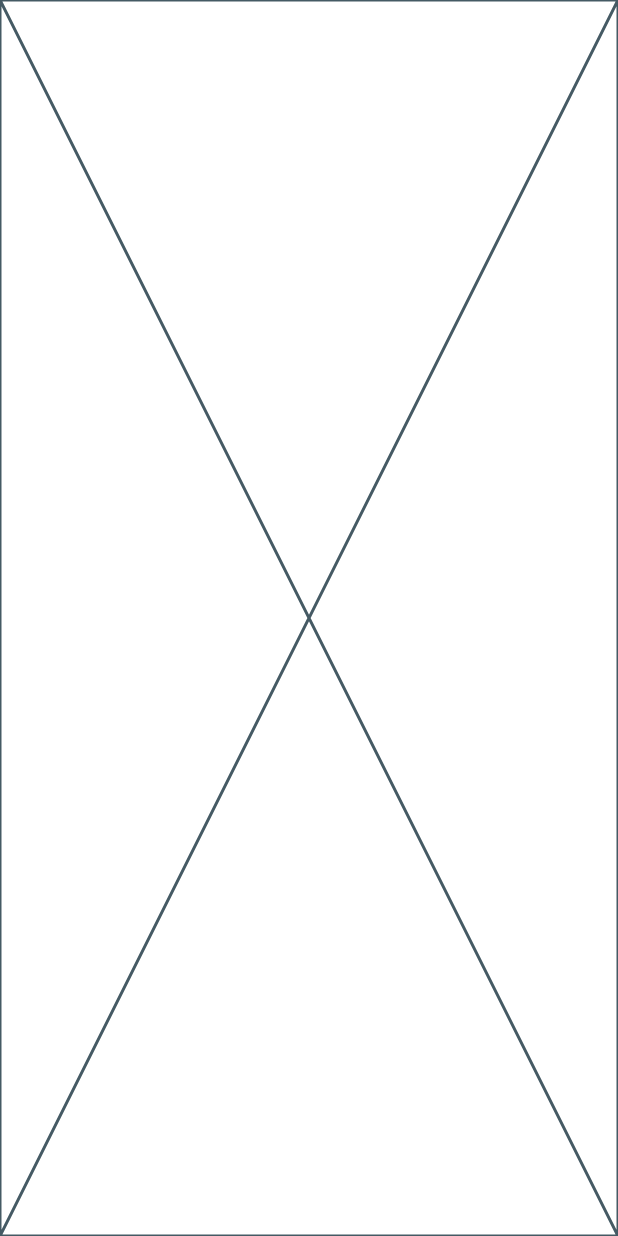
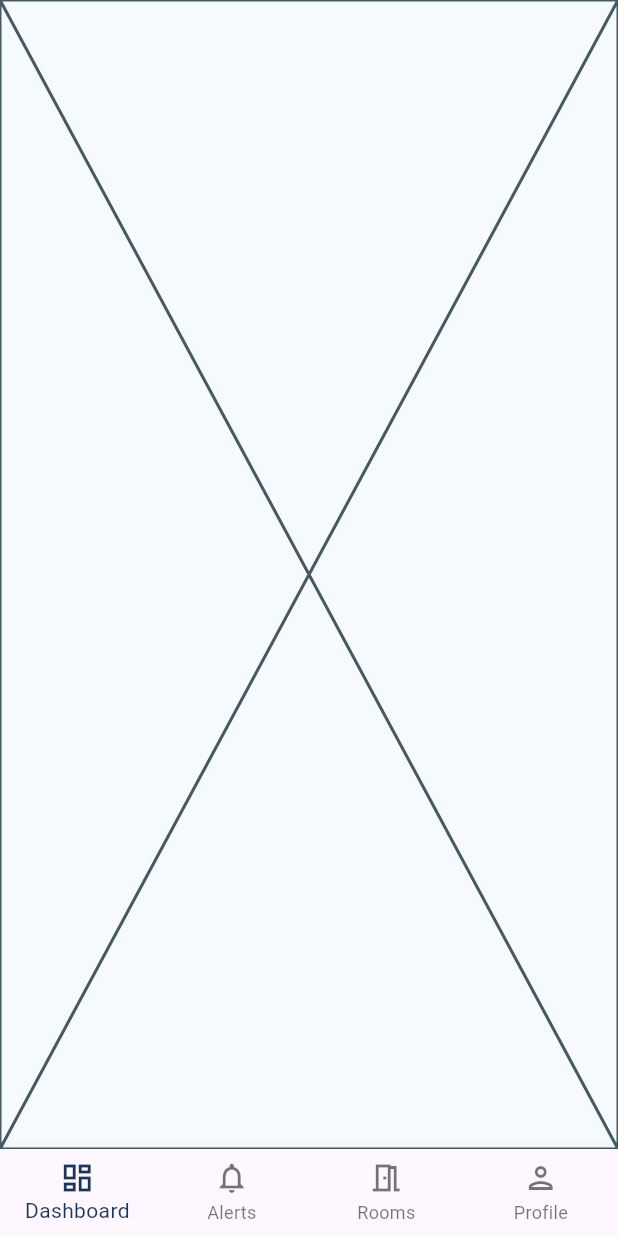
Before and after one commit to omargomah/automated-exam-supervision-system, a Flutter app: the screen it shows after launch, on a phone screen of 412 x 824 dp. Run offline on Flutter 3.47's test engine with Material 3 defaults, Android fonts, the phone set to English and light mode, and no system bars.

Commit message:
feat: add proctor app section

```diff
--- a/src/mobile-app/cheating_tracker/lib/core/routes/app_routes.dart
+++ b/src/mobile-app/cheating_tracker/lib/core/routes/app_routes.dart
@@ -1,9 +1,10 @@
+import 'package:cheating_tracker/feature/proctor/app-section/presentation/screens/proctor_app_section.dart';
 import 'package:flutter/material.dart';
 
 abstract class AppRoutes {
-  static const String initialRoute = 'initial';
+  static const String initialRoute = 'proctor_app_section';
 
   static Map<String, Widget Function(BuildContext)> router() {
-    return {'initial': (context) => Placeholder()};
+    return {'proctor_app_section': (context) => const ProctorAppSection()};
   }
 }
--- a/src/mobile-app/cheating_tracker/lib/core/theme/app_theme.dart
+++ b/src/mobile-app/cheating_tracker/lib/core/theme/app_theme.dart
@@ -3,6 +3,12 @@ import 'package:flutter/material.dart';
 
 abstract class AppTheme {
   static final ThemeData lightTheme = ThemeData.light().copyWith(
+    colorScheme: ColorScheme.fromSeed(
+      seedColor: AppColors.primaryColor,
+      primary: AppColors.primaryColor,
+      surface: AppColors.backgroundColor,
+      error: AppColors.dangerColor,
+    ),
     scaffoldBackgroundColor: AppColors.backgroundColor,
     appBarTheme: AppBarTheme(
       centerTitle: true,
--- /dev/null
+++ b/src/mobile-app/cheating_tracker/lib/feature/proctor/alerts/presentation/screens/proctor_alerts_screen.dart
@@ -0,0 +1,10 @@
+import 'package:flutter/material.dart';
+
+class ProctorAlertsScreen extends StatelessWidget {
+  const new({super.key});
+
+  @override
+  Widget build(BuildContext context) {
+    return const Placeholder();
+  }
+}
--- /dev/null
+++ b/src/mobile-app/cheating_tracker/lib/feature/proctor/app-section/presentation/screens/proctor_app_section.dart
@@ -0,0 +1,55 @@
+import 'package:cheating_tracker/feature/proctor/alerts/presentation/screens/proctor_alerts_screen.dart';
+import 'package:cheating_tracker/feature/proctor/dashboard/presentation/screens/proctor_dashboard_screen.dart';
+import 'package:cheating_tracker/feature/proctor/profile/presentation/screens/proctor_profile_screen.dart';
+import 'package:cheating_tracker/feature/proctor/rooms/presentation/screens/proctor_rooms_screen.dart';
+import 'package:flutter/material.dart';
+
+class ProctorAppSection extends StatefulWidget {
+  const new({super.key});
+
+  @override
+  State<ProctorAppSection> createState() => _ProctorAppSectionState();
+}
+
+class _ProctorAppSectionState extends State<ProctorAppSection> {
+  final List<Widget> _screens = const [
+    ProctorDashboardScreen(),
+    ProctorAlertsScreen(),
+    ProctorRoomsScreen(),
+    ProctorProfileScreen(),
+  ];
+  int _currIdx = 0;
+
+  @override
+  Widget build(BuildContext context) {
+    return Scaffold(
+      body: _screens[_currIdx],
+
+      bottomNavigationBar: BottomNavigationBar(
+        type: BottomNavigationBarType.fixed,
+        currentIndex: _currIdx,
+        onTap: (index) => setState(() {
+          _currIdx = index;
+        }),
+        items: [
+          BottomNavigationBarItem(
+            icon: Icon(Icons.dashboard_outlined),
+            label: "Dashboard",
+          ),
+          BottomNavigationBarItem(
+            icon: Icon(Icons.notifications_outlined),
+            label: "Alerts",
+          ),
+          BottomNavigationBarItem(
+            icon: Icon(Icons.meeting_room_outlined),
+            label: "Rooms",
+          ),
+          BottomNavigationBarItem(
+            icon: Icon(Icons.person_outlined),
+            label: "Profile",
+          ),
+        ],
+      ),
+    );
+  }
+}
--- /dev/null
+++ b/src/mobile-app/cheating_tracker/lib/feature/proctor/dashboard/presentation/screens/proctor_dashboard_screen.dart
@@ -0,0 +1,10 @@
+import 'package:flutter/material.dart';
+
+class ProctorDashboardScreen extends StatelessWidget {
+  const new({super.key});
+
+  @override
+  Widget build(BuildContext context) {
+    return const Placeholder();
+  }
+}
--- /dev/null
+++ b/src/mobile-app/cheating_tracker/lib/feature/proctor/profile/presentation/screens/proctor_profile_screen.dart
@@ -0,0 +1,10 @@
+import 'package:flutter/material.dart';
+
+class ProctorProfileScreen extends StatelessWidget {
+  const new({super.key});
+
+  @override
+  Widget build(BuildContext context) {
+    return const Placeholder();
+  }
+}
--- /dev/null
+++ b/src/mobile-app/cheating_tracker/lib/feature/proctor/rooms/presentation/screens/proctor_rooms_screen.dart
@@ -0,0 +1,10 @@
+import 'package:flutter/material.dart';
+
+class ProctorRoomsScreen extends StatelessWidget {
+  const new({super.key});
+
+  @override
+  Widget build(BuildContext context) {
+    return const Placeholder();
+  }
+}
```
